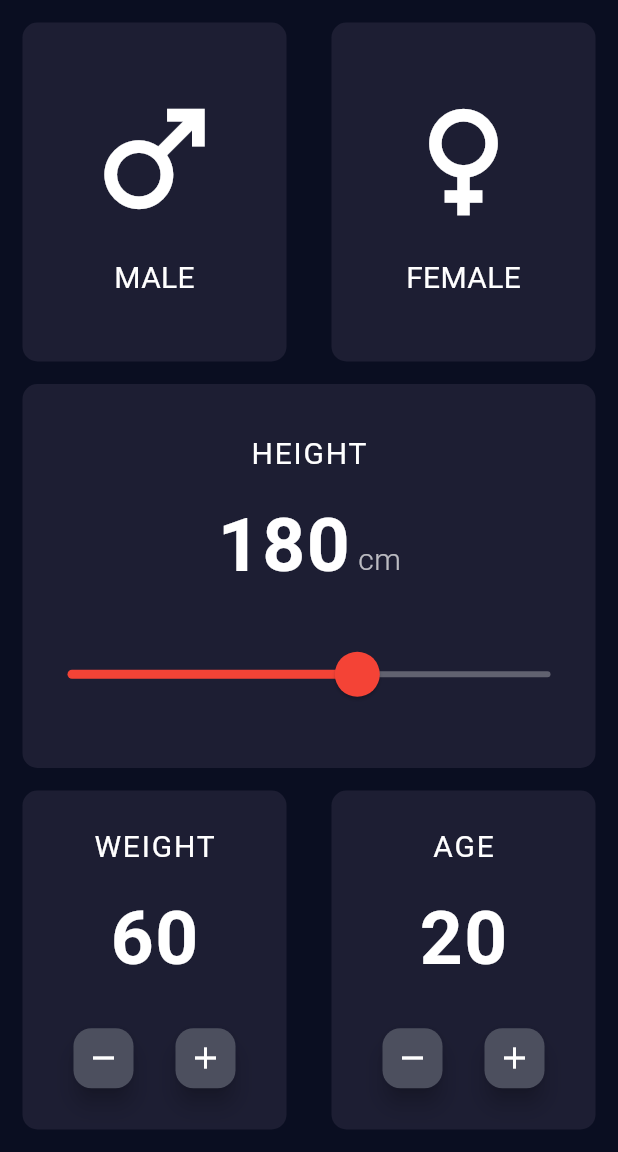
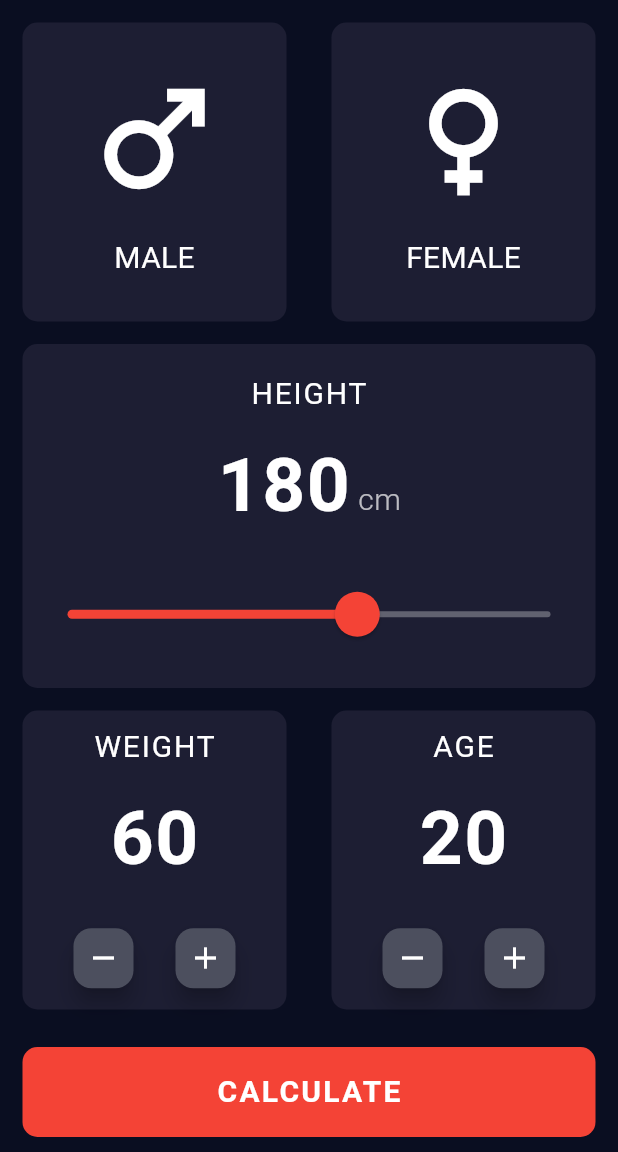
Before and after one commit to MuhammadAbdullah771/FlutterProjects, a Flutter app: the screen it shows after launch, on a phone screen of 412 x 824 dp, the part 84-1236 px from its top. Run offline on Flutter 3.47's test engine with Material 3 defaults, Android fonts, the phone set to English and light mode, and no system bars; our stand-ins replace csv, flutter_local_notifications, pdf, permission_handler, share_plus, shared_preferences and 2 more; accounts and stored records are empty.

Commit message:
Part 14 BMI App
Calculate Button And Screen On Press the button Caluclate

```diff
--- a/bmi_app/lib/input_page.dart
+++ b/bmi_app/lib/input_page.dart
@@ -2,6 +2,7 @@ import 'package:flutter/material.dart';
 import 'package:bmi_app/repeat_container_code.dart';
 import 'package:bmi_app/icon_text.dart';
 import 'package:bmi_app/const.dart';
+import 'package:bmi_app/result_page.dart';
 
 enum Gender { male, female }
 
@@ -50,9 +51,21 @@ class _InputPageState extends State<InputPage> {
             Row(
               mainAxisAlignment: MainAxisAlignment.center,
               children: [
-                FloatingActionButton(onPressed: onDecrement, backgroundColor: AppColors.buttonBackground, mini: true, child: Icon(Icons.remove, color: AppColors.textColor)),
+                FloatingActionButton(
+                  heroTag: "${label}_decrement",
+                  onPressed: onDecrement,
+                  backgroundColor: AppColors.buttonBackground,
+                  mini: true,
+                  child: Icon(Icons.remove, color: AppColors.textColor),
+                ),
                 SizedBox(width: AppSizes.largeSpacing),
-                FloatingActionButton(onPressed: onIncrement, backgroundColor: AppColors.buttonBackground, mini: true, child: Icon(Icons.add, color: AppColors.textColor)),
+                FloatingActionButton(
+                  heroTag: "${label}_increment",
+                  onPressed: onIncrement,
+                  backgroundColor: AppColors.buttonBackground,
+                  mini: true,
+                  child: Icon(Icons.add, color: AppColors.textColor),
+                ),
               ],
             ),
           ],
@@ -153,6 +166,38 @@ class _InputPageState extends State<InputPage> {
                 ],
               ),
             ),
+            Padding(
+              padding: EdgeInsets.symmetric(horizontal: AppSizes.defaultPadding, vertical: AppSizes.mediumSpacing),
+              child: GestureDetector(
+                onTap: () {
+                  Navigator.push(
+                    context,
+                    MaterialPageRoute(
+                      builder: (context) => ResultPage(),
+                    ),
+                  );
+                },
+                child: Container(
+                  width: double.infinity,
+                  height: 60.0,
+                  decoration: BoxDecoration(
+                    color: AppColors.sliderActiveColor,
+                    borderRadius: BorderRadius.circular(AppSizes.borderRadius),
+                  ),
+                  child: Center(
+                    child: Text(
+                      "CALCULATE",
+                      style: TextStyle(
+                        fontSize: AppSizes.mediumTextSize,
+                        fontWeight: FontWeight.bold,
+                        color: AppColors.textColor,
+                        letterSpacing: 1.5,
+                      ),
+                    ),
+                  ),
+                ),
+              ),
+            ),
           ],
         ),
       ),
```
Also changed, not shown: bmi_app/lib/result_page.dart (added, +47 -0 lines).
